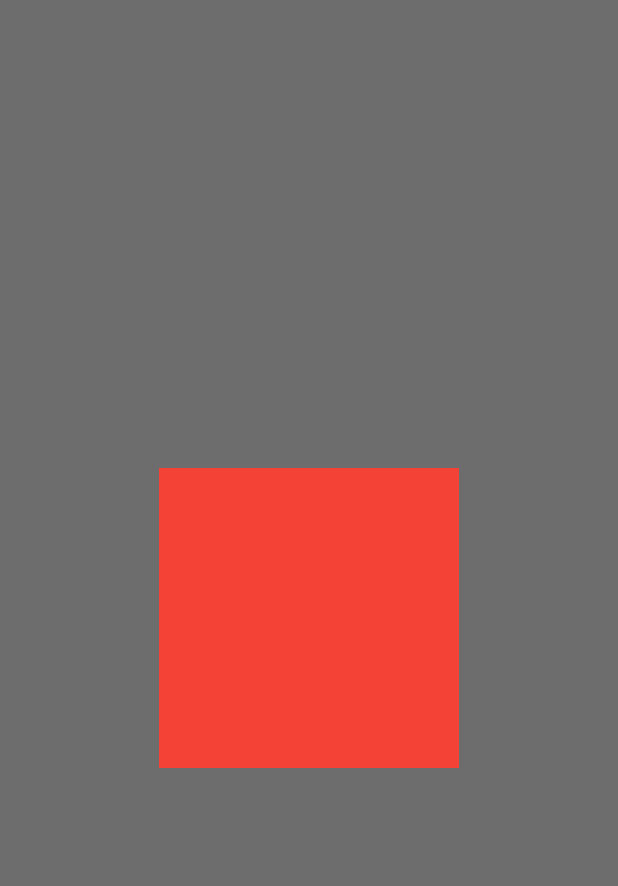
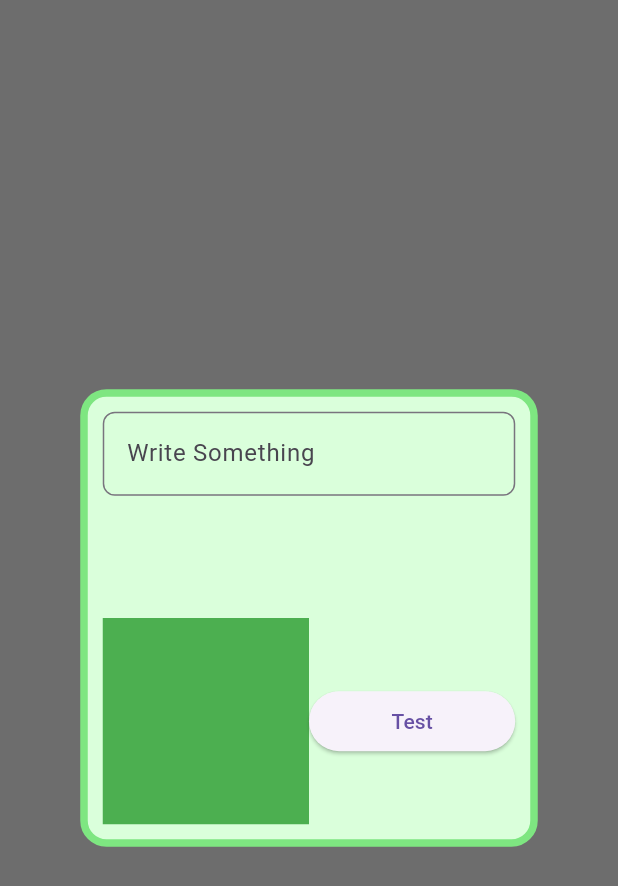
Before and after one commit to SandyCooper/flutter-remainder_app, a Flutter app: the OverlaySetTime screen opened directly, on a phone screen of 412 x 824 dp. Shown: the top 886 px of the screen. Run offline on Flutter 3.47's test engine with Material 3 defaults, Android fonts, the phone set to English and light mode, and no system bars.

Commit message:
decorating overlay box style, adding textfield, adding button

```diff
--- /dev/null
+++ b/lib/data/functions.dart
@@ -0,0 +1,12 @@
+import 'package:flutter/material.dart';
+import 'package:flutter_remainder_app/widget/overlay_set_time.dart';
+
+class Functions {
+  static OverlayEntry overlayEntry = OverlayEntry(
+      builder: (context) => const OverlaySetTime(),
+    );
+  static void showOverlay(BuildContext context) async {
+    OverlayState overlay = Overlay.of(context);
+    overlay.insert(overlayEntry);
+  }
+}
--- a/lib/screen/home.dart
+++ b/lib/screen/home.dart
@@ -1,22 +1,8 @@
 import 'package:flutter/material.dart';
-import 'package:flutter_remainder_app/widget/overlay_set_time.dart';
+import 'package:flutter_remainder_app/data/functions.dart';
 
 class HomeSceen extends StatelessWidget {
   const HomeSceen({super.key});
-
-  void showOverlay(BuildContext context) async {
-    OverlayState overlay = Overlay.of(context);
-    OverlayEntry overlayEntry = OverlayEntry(
-      builder: (context) => const OverlaySetTime(),
-    );
-
-    overlay.insert(overlayEntry);
-    await Future.delayed(
-      const Duration(seconds: 5),
-    );
-
-    overlayEntry.remove();
-  }
 
   @override
   Widget build(context) {
@@ -28,7 +14,7 @@ class HomeSceen extends StatelessWidget {
           IconButton(
             icon: const Icon(Icons.add),
             onPressed: () {
-              showOverlay(context);
+              Functions.showOverlay(context);
             },
           ),
         ],
--- a/lib/widget/overlay_set_time.dart
+++ b/lib/widget/overlay_set_time.dart
@@ -1,4 +1,5 @@
 import 'package:flutter/material.dart';
+import 'package:flutter_remainder_app/data/functions.dart';
 
 class OverlaySetTime extends StatefulWidget {
   const OverlaySetTime({super.key});
@@ -10,15 +11,107 @@ class OverlaySetTime extends StatefulWidget {
 }
 
 class _OverlaySetTimeState extends State<OverlaySetTime> {
+  final remainderMessageController = TextEditingController();
+  String remainderMessage = "";
+
+  @override
+  void dispose() {
+    remainderMessageController.dispose();
+    super.dispose();
+  }
+
+  Widget container() {
+    return Container(
+      child: Column(
+        children: [
+          Expanded(
+            child: TextField(
+              controller: remainderMessageController,
+              decoration: InputDecoration(
+                hintText: "Write Something",
+                border: OutlineInputBorder(
+                  borderRadius: BorderRadius.circular(8),
+                ),
+              ),
+              // onSubmitted: (value) {
+              //   setState((){
+              //     remainderMessage = remainderMessageController.text;
+              //   });
+              // },
+            ),
+          ),
+          // SizedBox(
+          //   height: 10,
+          // ),
+          Expanded(
+            child: Row(
+              children: [
+                Expanded(
+                  child: Container(
+                    color: Colors.green,
+                    // child: Text("hi how are you?"),
+                  ),
+                ),
+                Expanded(
+                  child: Container(
+                    child: ElevatedButton(
+                      onPressed: () {
+                        // setState(() {
+                        remainderMessage = remainderMessageController.text;
+                        print(remainderMessage);
+                        Functions.overlayEntry.remove();
+                        // });
+                      },
+                      child: Text("Test"),
+                    ),
+                    // child: Text("hi how are you?"),
+                  ),
+                ),
+              ],
+            ),
+          ),
+        ],
+      ),
+    );
+  }
+
   @override
   Widget build(context) {
     return Scaffold(
       backgroundColor: Color.fromARGB(146, 0, 0, 0),
       body: Center(
         child: Container(
-          height: 200,
-          width: 200,
-          color: Colors.red,
+          padding: const EdgeInsets.all(10),
+          height: 300,
+          width: 300,
+          // color: Colors.red,
+          decoration: BoxDecoration(
+            color: const Color.fromARGB(255, 218, 255, 219),
+            borderRadius: BorderRadius.circular(15),
+            border: const Border(
+              top: BorderSide(
+                  color: const Color.fromARGB(255, 126, 230, 129),
+                  width: 5,
+                  style: BorderStyle.solid,
+                  strokeAlign: 0),
+              right: BorderSide(
+                  color: const Color.fromARGB(255, 126, 230, 129),
+                  width: 5,
+                  style: BorderStyle.solid,
+                  strokeAlign: 0),
+              left: BorderSide(
+                  color: const Color.fromARGB(255, 126, 230, 129),
+                  width: 5,
+                  style: BorderStyle.solid,
+                  strokeAlign: 0),
+              bottom: BorderSide(
+                  color: const Color.fromARGB(255, 126, 230, 129),
+                  width: 5,
+                  style: BorderStyle.solid,
+                  strokeAlign: 0),
+            ),
+          ),
+          child: container(),
         ),
       ),
     );
```
